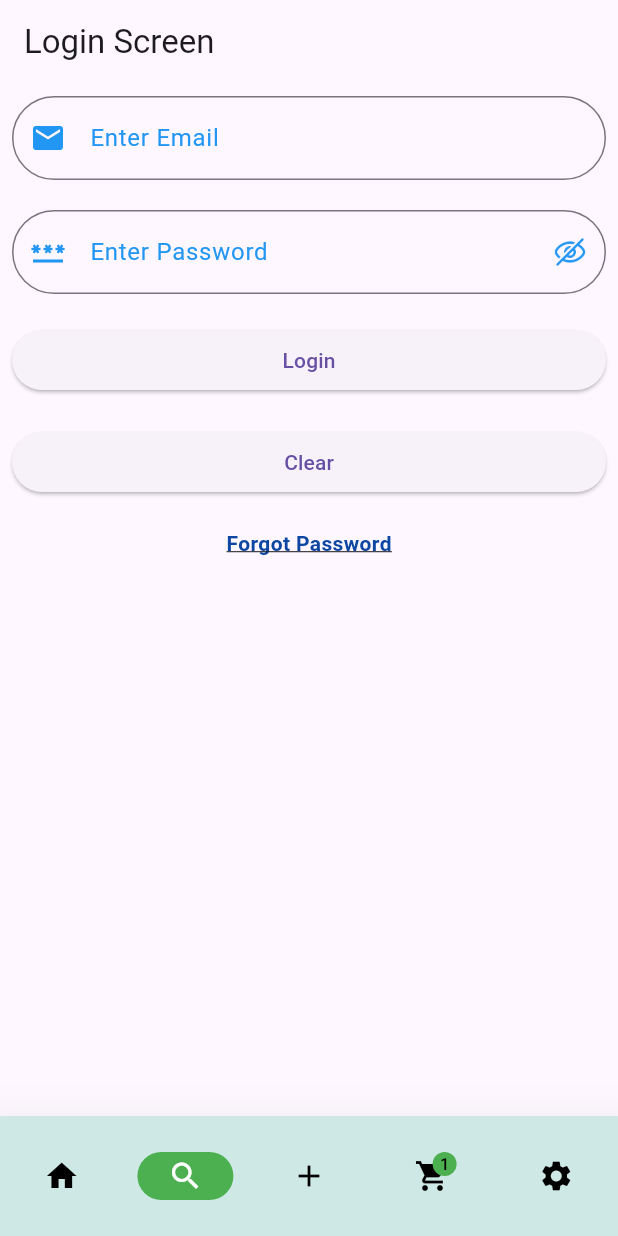
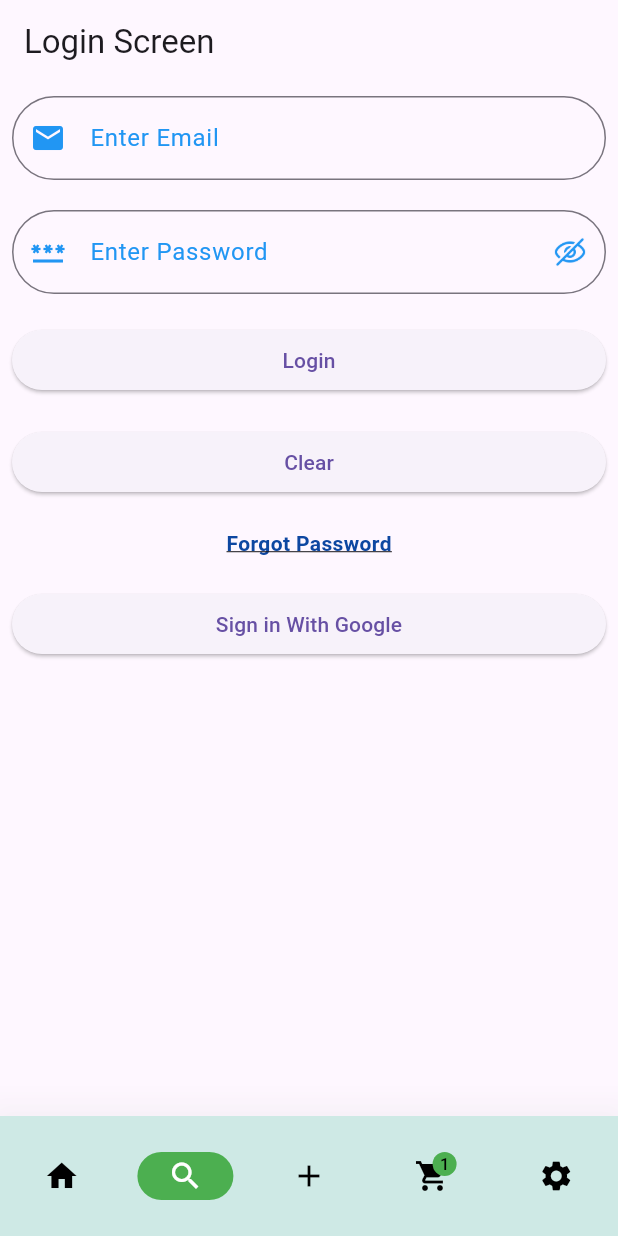
Before and after one commit to devatulparmar/batch5PM, a Flutter app: the screen it shows after launch, item 2 of the bottom bar chosen, on a phone screen of 412 x 824 dp. Run offline on Flutter 3.47's test engine with Material 3 defaults, Android fonts, the phone set to English and light mode, and no system bars; our stand-ins replace cached_network_image, carousel_slider, device_info_plus, dio, firebase_core, firebase_messaging and 7 more; missing offline and left inert: app_settings; accounts and stored records are empty; network calls fail.

Commit message:
GoogleSignIn

```diff
--- a/lib/login_screen.dart
+++ b/lib/login_screen.dart
@@ -4,6 +4,7 @@ import 'package:batch5pm/utils/const.dart';
 import 'package:batch5pm/utils/my_snackbar.dart';
 import 'package:dio/dio.dart';
 import 'package:flutter/material.dart';
+import 'package:google_sign_in/google_sign_in.dart';
 import 'package:http/http.dart';
 import 'package:http/http.dart' as http;
 import 'package:dio/dio.dart' as dio;
@@ -28,6 +29,30 @@ class _LoginScreenState extends State<LoginScreen> {
   bool isLoader = false;
   late FocusNode myFocusNode;
   late SharedPreferences _preferences;
+
+  static const List<String> scopes = [
+    // 'email',
+    'https://www.googleapis.com/auth/userinfo.email'
+  ];
+
+  GoogleSignIn _googleSignIn = GoogleSignIn(
+    // Optional clientId
+    // clientId: 'your-client_id.apps.googleusercontent.com',
+    scopes: scopes,
+  );
+
+  Future _handleSignIn() async {
+    GoogleSignInAccount? response;
+    try {
+      response = await _googleSignIn.signIn();
+    } catch (error) {
+      debugPrint("$error");
+    }
+    if (response != null) {
+      debugPrint("GoogleSignIn--> $response");
+      // return response.email;
+    }
+  }
 
   Future initSharedPreferences() async {
     _preferences = await SharedPreferences.getInstance();
@@ -530,6 +555,12 @@ class _LoginScreenState extends State<LoginScreen> {
                   //   },
                   //   child: Text('Hello GestureDetector'),
                   // ),
+
+                  const SizedBox(height: 20),
+                  ElevatedButton(
+                    onPressed: _handleSignIn,
+                    child: const Text("Sign in With Google"),
+                  ),
                 ],
               ),
             ),
--- a/pubspec.yaml
+++ b/pubspec.yaml
@@ -25,6 +25,7 @@ dependencies:
   firebase_messaging: ^15.1.3
   firebase_core: ^3.6.0
   flutter_local_notifications: ^17.2.3
+  google_sign_in: ^6.0.0
 
 #  locked_shared_preferences:
 #    path: "./packages/locked_shared_preferences"
```
Also changed, not shown: pubspec.lock, 7 other files.
